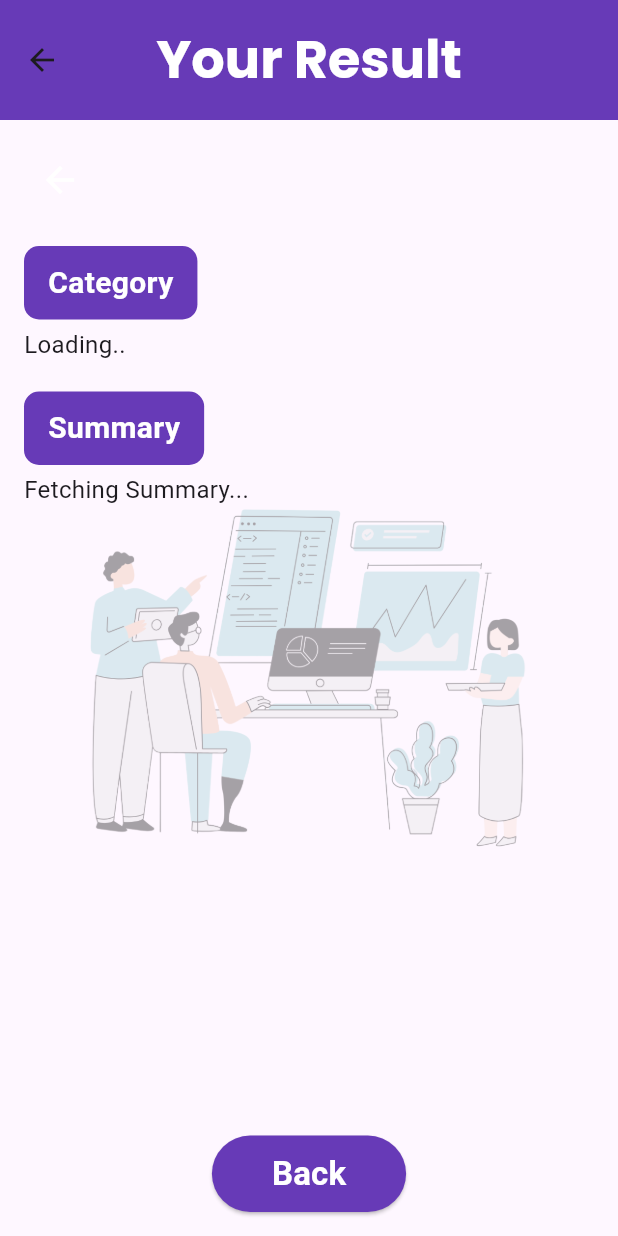
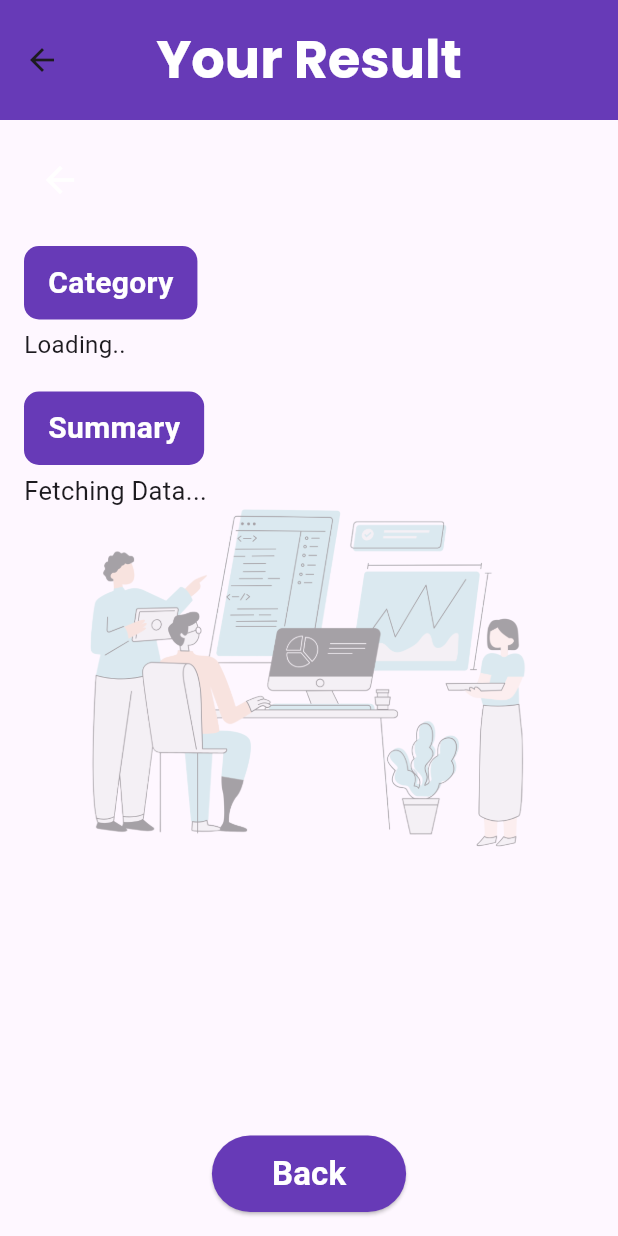
Before and after one commit to Pratik-03-12/NewsBlink, a Flutter app: the NewsSummaryScreen screen opened by its route, on a phone screen of 412 x 824 dp. Run offline on Flutter 3.47's test engine with Material 3 defaults, Android fonts, the light colour scheme and no system bars; our stand-ins replace google_fonts.

Commit message:
next commit

```diff
--- a/lib/screens/newsummaryscreen.dart
+++ b/lib/screens/newsummaryscreen.dart
@@ -10,7 +10,7 @@ class NewsSummaryScreen extends StatefulWidget {
 
 class _NewsSummaryScreenState extends State<NewsSummaryScreen> {
   String category = "Loading..";
-  String summary = "Fetching Summary...";
+  String summary = "Fetching Data...";
 
   @override
   Widget build(BuildContext context) {
@@ -60,7 +60,7 @@ class _NewsSummaryScreenState extends State<NewsSummaryScreen> {
                 const Spacer(),
                 Center(
                   child: ElevatedButton(
-                      onPressed: () => Navigator.pushReplacementNamed(context,'/'),
+                      onPressed: () => Navigator.pop(context),
                       style: ElevatedButton.styleFrom(
                           backgroundColor: Colors.deepPurple,
                           foregroundColor: Colors.white),
@@ -124,7 +124,7 @@ class _NewsSummaryScreenState extends State<NewsSummaryScreen> {
           ),
         ),
         const SizedBox(height: 5),
-        Text(summary, style: const TextStyle(fontSize: 16)),
+        Text(summary, style: const TextStyle(fontSize: 17)),
       ],
     );
   }
```
Also changed, not shown: lib/screens/homescreen.dart (+17 -11 lines).
